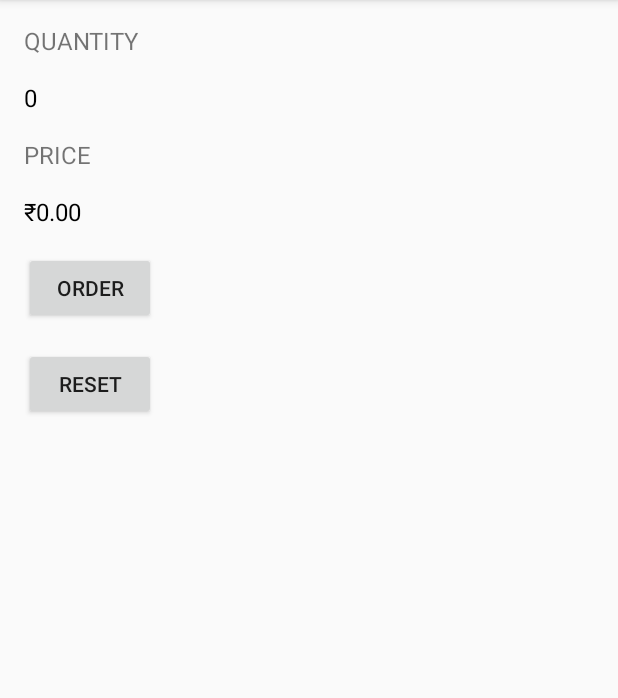
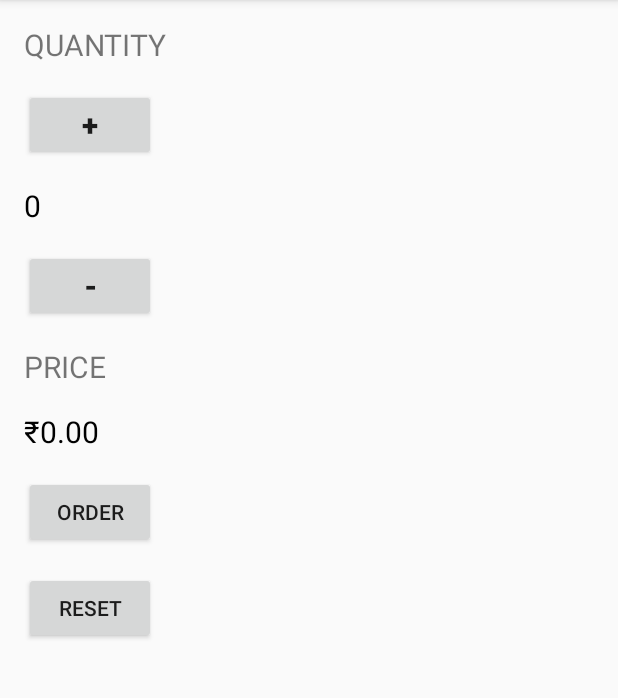
Before and after one commit to Crazzi-Boii/JustJava, an Android app: the screen it shows after launch (MainActivity), after a tap on "RESET", on a phone screen of 412 x 824 dp, the part 84-782 px from its top. Run offline under Robolectric (Android 15) with nearby library versions, the phone set to English and light mode, and no system bars; 1 other tap on this screen came first.

Commit message:
quantity add and remove button added

```diff
--- a/app/src/main/java/com/asitbehera/justjava/MainActivity.java
+++ b/app/src/main/java/com/asitbehera/justjava/MainActivity.java
@@ -12,25 +12,37 @@ import java.util.Locale;
  * This app displays an order form to order coffee.
  */
 public class MainActivity extends AppCompatActivity {
-    int quantity = 5;
+    int quantity = 0;
+    int price = 5;
     @Override
     protected void onCreate(Bundle savedInstanceState) {
         super.onCreate(savedInstanceState);
         setContentView(R.layout.activity_main);
+        display(quantity);
+        displayPrice(quantity);
     }
 
     /**
      * This method is called when the order button is clicked.
      */
     public void submitOrder(View view) {
-        quantity = 5;
         display(quantity);
-        displayPrice(quantity * 5);
+        displayPrice(quantity);
     }
     public void resetAll(View view) {
         quantity = 0;
         display(quantity);
-        displayPrice(quantity * 5);
+        displayPrice(quantity);
+    }
+    public void increment(View view){
+        quantity++;
+        display(quantity);
+    }
+    public void decrement(View view){
+        if (quantity > 0) {
+            quantity--;
+            display(quantity);
+        }
     }
     /**
      * This method displays the given quantity value on the screen.
@@ -43,6 +55,7 @@ public class MainActivity extends AppCompatActivity {
      * This method displays the given price on the screen.
      */
     private void displayPrice(int number) {
+        number = number * price;
         TextView priceTextView = (TextView) findViewById(R.id.price_text_view);
         priceTextView.setText(NumberFormat.getCurrencyInstance(new Locale("en", "in")).format(number));
     }
--- a/app/src/main/res/layout/activity_main.xml
+++ b/app/src/main/res/layout/activity_main.xml
@@ -4,41 +4,55 @@
     android:layout_height="match_parent"
     android:orientation="vertical"
     android:layout_marginTop="16dp"
-    android:layout_marginLeft="16dp"
+    android:layout_marginStart="16dp"
     >
 
     <TextView
         android:layout_width="match_parent"
         android:layout_height="wrap_content"
         android:text="@string/Quantity"
-        android:textSize="16sp"
+        android:textSize="20sp"
         android:textAllCaps="true"
         />
-
+    <Button
+        android:layout_width="wrap_content"
+        android:layout_height="wrap_content"
+        android:layout_marginTop="16dp"
+        android:text="@string/plus"
+        android:textSize="20sp"
+        android:textStyle="bold"
+        android:onClick="increment"/>
     <TextView
         android:layout_width="match_parent"
         android:layout_height="wrap_content"
         android:id="@+id/quantity_text_view"
-        android:textSize="16sp"
-        android:text="0"
+        android:textSize="20sp"
+        android:text="@string/zero"
         android:textColor="@android:color/black"
         android:layout_marginTop="16dp"/>
+    <Button
+        android:layout_width="wrap_content"
+        android:layout_height="wrap_content"
+        android:layout_marginTop="16dp"
+        android:text="@string/minus"
+        android:textStyle="bold"
+        android:onClick="decrement"
+        android:textSize="20sp"/>
     <TextView
         android:layout_width="match_parent"
         android:layout_height="wrap_content"
         android:text="@string/Price"
         android:textAllCaps="true"
         android:layout_marginTop="16dp"
-
-        android:textSize="16sp"
+        android:textSize="20sp"
         />
 
     <TextView
         android:layout_width="match_parent"
         android:layout_height="wrap_content"
         android:id="@+id/price_text_view"
-        android:textSize="16sp"
-        android:text="0"
+        android:textSize="20sp"
+        android:text="@string/zero"
         android:textColor="@android:color/black"
         android:layout_marginTop="16dp"/>
 
--- a/app/src/main/res/values/strings.xml
+++ b/app/src/main/res/values/strings.xml
@@ -4,4 +4,7 @@
     <string name="Order">ORDER</string>
     <string name="Price">Price</string>
     <string name="Reset">RESET</string>
+    <string name="plus">+</string>
+    <string name="minus">-</string>
+    <string name="zero">0</string>
 </resources>
```
